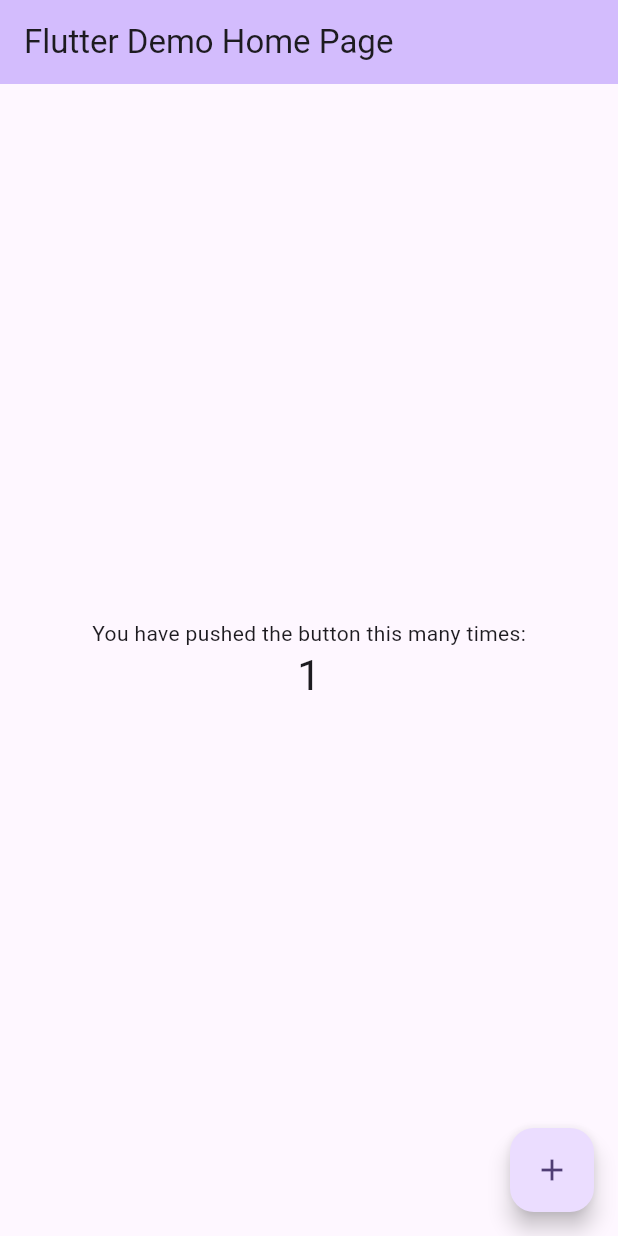
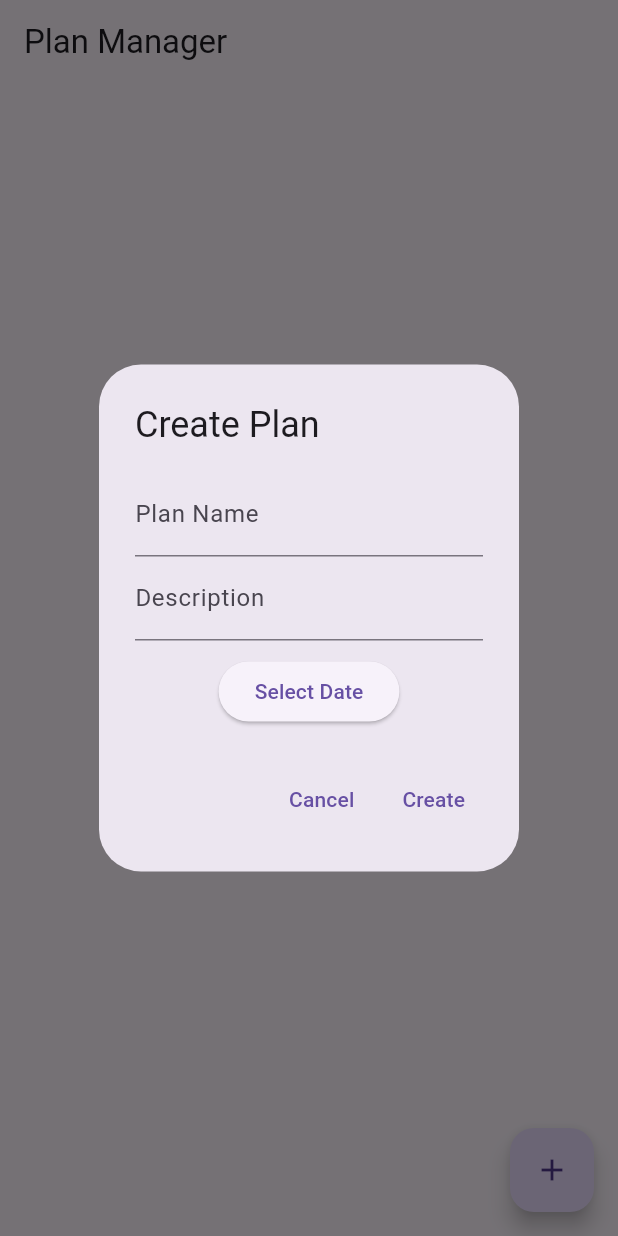
Before and after one commit to grawlings1/CW04, a Flutter app: the screen it shows after launch, after a tap on the "add" icon, on a phone screen of 412 x 824 dp. Run offline on Flutter 3.47's test engine with Material 3 defaults, Android fonts, the phone set to English and light mode, and no system bars.

Commit message:
basic flutter app

```diff
--- a/lib/main.dart
+++ b/lib/main.dart
@@ -1,125 +1,146 @@
 import 'package:flutter/material.dart';
 
 void main() {
-  runApp(const MyApp());
+  runApp(MyApp());
 }
 
 class MyApp extends StatelessWidget {
-  const MyApp({super.key});
-
-  // This widget is the root of your application.
   @override
   Widget build(BuildContext context) {
     return MaterialApp(
-      title: 'Flutter Demo',
+      title: 'Plan Manager App',
       theme: ThemeData(
-        // This is the theme of your application.
-        //
-        // TRY THIS: Try running your application with "flutter run". You'll see
-        // the application has a purple toolbar. Then, without quitting the app,
-        // try changing the seedColor in the colorScheme below to Colors.green
-        // and then invoke "hot reload" (save your changes or press the "hot
-        // reload" button in a Flutter-supported IDE, or press "r" if you used
-        // the command line to start the app).
-        //
-        // Notice that the counter didn't reset back to zero; the application
-        // state is not lost during the reload. To reset the state, use hot
-        // restart instead.
-        //
-        // This works for code too, not just values: Most code changes can be
-        // tested with just a hot reload.
-        colorScheme: ColorScheme.fromSeed(seedColor: Colors.deepPurple),
-        useMaterial3: true,
+        primarySwatch: Colors.blue,
       ),
-      home: const MyHomePage(title: 'Flutter Demo Home Page'),
+      home: PlanManagerScreen(),
     );
   }
 }
 
-class MyHomePage extends StatefulWidget {
-  const MyHomePage({super.key, required this.title});
+class Plan {
+  String name;
+  String description;
+  DateTime date;
+  bool completed;
 
-  // This widget is the home page of your application. It is stateful, meaning
-  // that it has a State object (defined below) that contains fields that affect
-  // how it looks.
-
-  // This class is the configuration for the state. It holds the values (in this
-  // case the title) provided by the parent (in this case the App widget) and
-  // used by the build method of the State. Fields in a Widget subclass are
-  // always marked "final".
-
-  final String title;
-
-  @override
-  State<MyHomePage> createState() => _MyHomePageState();
+  Plan({
+    required this.name,
+    required this.description,
+    required this.date,
+    this.completed = false,
+  });
 }
 
-class _MyHomePageState extends State<MyHomePage> {
-  int _counter = 0;
+class PlanManagerScreen extends StatefulWidget {
+  @override
+  _PlanManagerScreenState createState() => _PlanManagerScreenState();
+}
 
-  void _incrementCounter() {
+class _PlanManagerScreenState extends State<PlanManagerScreen> {
+  List<Plan> plans = [];
+
+  void _addPlan(String name, String description, DateTime date) {
     setState(() {
-      // This call to setState tells the Flutter framework that something has
-      // changed in this State, which causes it to rerun the build method below
-      // so that the display can reflect the updated values. If we changed
-      // _counter without calling setState(), then the build method would not be
-      // called again, and so nothing would appear to happen.
-      _counter++;
+      plans.add(Plan(name: name, description: description, date: date));
     });
+  }
+
+  Future<void> _showCreatePlanDialog() async {
+    String name = '';
+    String description = '';
+    DateTime? selectedDate;
+
+    await showDialog(
+      context: context,
+      builder: (context) {
+        return AlertDialog(
+          title: Text('Create Plan'),
+          content: Column(
+            mainAxisSize: MainAxisSize.min,
+            children: [
+              TextField(
+                decoration: InputDecoration(labelText: 'Plan Name'),
+                onChanged: (value) {
+                  name = value;
+                },
+              ),
+              TextField(
+                decoration: InputDecoration(labelText: 'Description'),
+                onChanged: (value) {
+                  description = value;
+                },
+              ),
+              SizedBox(height: 10),
+              ElevatedButton(
+                child: Text(selectedDate == null
+                    ? 'Select Date'
+                    : selectedDate!.toLocal().toString().split(' ')[0]),
+                onPressed: () async {
+                  DateTime now = DateTime.now();
+                  final datePicked = await showDatePicker(
+                    context: context,
+                    initialDate: now,
+                    firstDate: DateTime(now.year - 5),
+                    lastDate: DateTime(now.year + 5),
+                  );
+                  if (datePicked != null) {
+                    setState(() {
+                      selectedDate = datePicked;
+                    });
+                  }
+                },
+              ),
+            ],
+          ),
+          actions: [
+            TextButton(
+              child: Text('Cancel'),
+              onPressed: () {
+                Navigator.of(context).pop();
+              },
+            ),
+            TextButton(
+              child: Text('Create'),
+              onPressed: () {
+                if (name.isNotEmpty &&
+                    description.isNotEmpty &&
+                    selectedDate != null) {
+                  _addPlan(name, description, selectedDate!);
+                  Navigator.of(context).pop();
+                }
+              },
+            ),
+          ],
+        );
+      },
+    );
   }
 
   @override
   Widget build(BuildContext context) {
-    // This method is rerun every time setState is called, for instance as done
-    // by the _incrementCounter method above.
-    //
-    // The Flutter framework has been optimized to make rerunning build methods
-    // fast, so that you can just rebuild anything that needs updating rather
-    // than having to individually change instances of widgets.
     return Scaffold(
       appBar: AppBar(
-        // TRY THIS: Try changing the color here to a specific color (to
-        // Colors.amber, perhaps?) and trigger a hot reload to see the AppBar
-        // change color while the other colors stay the same.
-        backgroundColor: Theme.of(context).colorScheme.inversePrimary,
-        // Here we take the value from the MyHomePage object that was created by
-        // the App.build method, and use it to set our appbar title.
-        title: Text(widget.title),
+        title: Text('Plan Manager'),
       ),
-      body: Center(
-        // Center is a layout widget. It takes a single child and positions it
-        // in the middle of the parent.
-        child: Column(
-          // Column is also a layout widget. It takes a list of children and
-          // arranges them vertically. By default, it sizes itself to fit its
-          // children horizontally, and tries to be as tall as its parent.
-          //
-          // Column has various properties to control how it sizes itself and
-          // how it positions its children. Here we use mainAxisAlignment to
-          // center the children vertically; the main axis here is the vertical
-          // axis because Columns are vertical (the cross axis would be
-          // horizontal).
-          //
-          // TRY THIS: Invoke "debug painting" (choose the "Toggle Debug Paint"
-          // action in the IDE, or press "p" in the console), to see the
-          // wireframe for each widget.
-          mainAxisAlignment: MainAxisAlignment.center,
-          children: <Widget>[
-            const Text(
-              'You have pushed the button this many times:',
+      body: ListView.builder(
+        itemCount: plans.length,
+        itemBuilder: (context, index) {
+          final plan = plans[index];
+          return ListTile(
+            title: Text(plan.name),
+            subtitle: Text(
+                '${plan.description}\n${plan.date.toLocal().toString().split(' ')[0]}'),
+            trailing: Icon(
+              plan.completed ? Icons.check_circle : Icons.circle,
+              color: plan.completed ? Colors.green : Colors.grey,
             ),
-            Text(
-              '$_counter',
-              style: Theme.of(context).textTheme.headlineMedium,
-            ),
-          ],
-        ),
+          );
+        },
       ),
       floatingActionButton: FloatingActionButton(
-        onPressed: _incrementCounter,
-        tooltip: 'Increment',
-        child: const Icon(Icons.add),
-      ), // This trailing comma makes auto-formatting nicer for build methods.
+        onPressed: _showCreatePlanDialog,
+        child: Icon(Icons.add),
+      ),
     );
   }
 }
```
